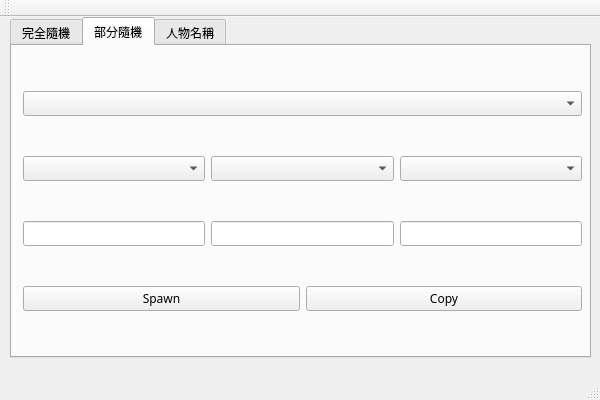
This is CultrueThingsNamer/CultrueThingsNamer.ui in Shinkan-Kaku/CultrueThingsNamer as Qt 5 draws it before an edit. The edited form follows.
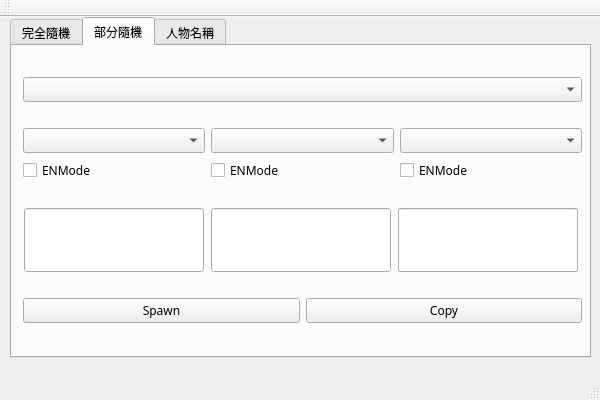
This is the edited form. The open tabs and pages were chosen to show the change.

Diff of the .ui file:
```diff
--- a/CultrueThingsNamer/CultrueThingsNamer.ui
+++ b/CultrueThingsNamer/CultrueThingsNamer.ui
@@ -145,35 +145,107 @@
       </property>
       <layout class="QVBoxLayout" name="base_Layout_Tab_2">
        <item>
-        <layout class="QHBoxLayout" name="rmcanmtab_Layout_Row_1">
+        <layout class="QHBoxLayout" name="rmpstab_Layout_Row_1">
          <item>
-          <widget class="QComboBox" name="rmpstab_comboBox_RuleOptn"/>
+          <widget class="QComboBox" name="rmpstab_comboBox_CultureOptn"/>
          </item>
         </layout>
        </item>
        <item>
-        <layout class="QHBoxLayout" name="rmcanmtab_Layout_Row_2">
+        <layout class="QHBoxLayout" name="rmpstab_Layout_Row_2">
          <item>
-          <widget class="QComboBox" name="rmpstab_result_comboBox_1"/>
+          <layout class="QVBoxLayout" name="rmpstab_Layout_Row_2">
+           <item>
+            <widget class="QComboBox" name="rmpstab_result_comboBox_1"/>
+           </item>
+           <item>
+            <widget class="QCheckBox" name="rmpstab_ENMode_checkBox_1">
+             <property name="text">
+              <string>ENMode</string>
+             </property>
+            </widget>
+           </item>
+          </layout>
          </item>
          <item>
-          <widget class="QComboBox" name="rmpstab_result_comboBox_2"/>
+          <layout class="QVBoxLayout" name="rmpstab_Layout_Row_2">
+           <item>
+            <widget class="QComboBox" name="rmpstab_result_comboBox_2"/>
+           </item>
+           <item>
+            <widget class="QCheckBox" name="rmpstab_ENMode_checkBox_2">
+             <property name="text">
+              <string>ENMode</string>
+             </property>
+            </widget>
+           </item>
+          </layout>
          </item>
          <item>
-          <widget class="QComboBox" name="rmpstab_result_comboBox_3"/>
+          <layout class="QVBoxLayout" name="rmpstab_Layout_Row_2">
+           <item>
+            <widget class="QComboBox" name="rmpstab_result_comboBox_3"/>
+           </item>
+           <item>
+            <widget class="QCheckBox" name="rmpstab_ENMode_checkBox_3">
+             <property name="text">
+              <string>ENMode</string>
+             </property>
+            </widget>
+           </item>
+          </layout>
          </item>
         </layout>
        </item>
        <item>
-        <layout class="QHBoxLayout" name="rmcanmtab_Layout_Row_3">
+        <layout class="QHBoxLayout" name="rmpstab_Layout_Row_3">
          <item>
-          <widget class="QLineEdit" name="rmpstab_result_lineEd_1"/>
+          <widget class="QLineEdit" name="rmpstab_result_lineEd_1">
+           <property name="minimumSize">
+            <size>
+             <width>180</width>
+             <height>64</height>
+            </size>
+           </property>
+           <property name="maximumSize">
+            <size>
+             <width>180</width>
+             <height>16777215</height>
+            </size>
+           </property>
+          </widget>
          </item>
          <item>
-          <widget class="QLineEdit" name="rmpstab_result_lineEd_3"/>
+          <widget class="QLineEdit" name="rmpstab_result_lineEd_2">
+           <property name="minimumSize">
+            <size>
+             <width>180</width>
+             <height>64</height>
+            </size>
+           </property>
+           <property name="maximumSize">
+            <size>
+             <width>180</width>
+             <height>16777215</height>
+            </size>
+           </property>
+          </widget>
          </item>
          <item>
-          <widget class="QLineEdit" name="rmpstab_result_lineEd_2"/>
+          <widget class="QLineEdit" name="rmpstab_result_lineEd_3">
+           <property name="minimumSize">
+            <size>
+             <width>180</width>
+             <height>64</height>
+            </size>
+           </property>
+           <property name="maximumSize">
+            <size>
+             <width>180</width>
+             <height>16777215</height>
+            </size>
+           </property>
+          </widget>
          </item>
         </layout>
        </item>
```
Left out of the diff: 2 changed lines with no effect on the pictures.
